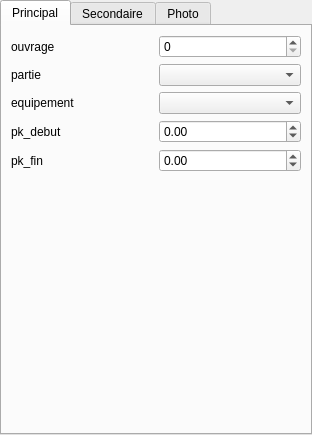
The window that Lamia/toolprepro/vnf/lamiavnf_equipement_tool_ui.ui (Artelia/Lamia) describes before a commit, drawn with Qt 5.
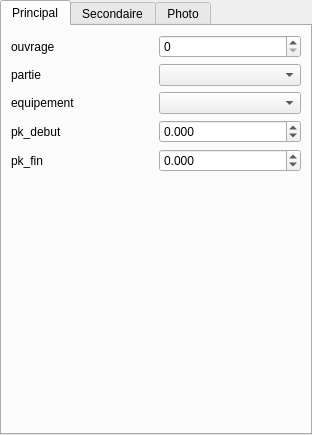
The same window after the commit.

```diff
--- a/Lamia/toolprepro/vnf/lamiavnf_equipement_tool_ui.ui
+++ b/Lamia/toolprepro/vnf/lamiavnf_equipement_tool_ui.ui
@@ -86,6 +86,9 @@
        </item>
        <item row="6" column="1">
         <widget class="QDoubleSpinBox" name="doubleSpinBox_pk_debut">
+         <property name="decimals">
+          <number>3</number>
+         </property>
          <property name="minimum">
           <double>-1.000000000000000</double>
          </property>
@@ -96,6 +99,9 @@
        </item>
        <item row="7" column="1">
         <widget class="QDoubleSpinBox" name="doubleSpinBox_pk_fin">
+         <property name="decimals">
+          <number>3</number>
+         </property>
          <property name="minimum">
           <double>-1.000000000000000</double>
          </property>
```
